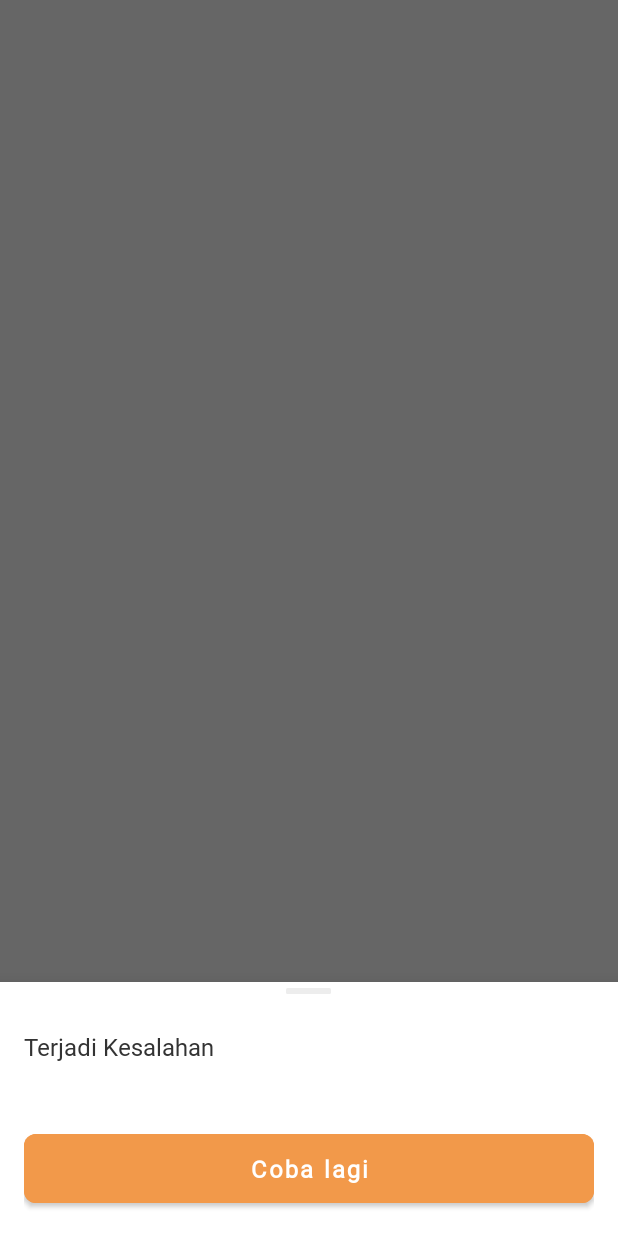
After one commit to nbsmobile/incio, an Android app built with Jetpack Compose: the fragment AlertFragment shown on its own in the app's theme, on a phone screen of 412 x 824 dp. The commit adds this screen. Run offline under Robolectric (Android 15) with nearby library versions, the phone set to English and light mode, and no system bars.

Commit message:
feat: implement login and register

```diff
--- a/androidApp/src/main/java/com/nbs/kmm/sample/android/di/FeatureModule.kt
+++ b/androidApp/src/main/java/com/nbs/kmm/sample/android/di/FeatureModule.kt
@@ -1,6 +1,6 @@
 package com.nbs.kmm.sample.android.di
 
-import com.nbs.kmm.sample.android.presentation.viewmodel.MembershipViewModel
+import com.nbs.kmm.sample.android.viewmodel.MembershipViewModel
 import com.nbs.kmm.sample.android.sample.rocketlaunch.RocketLaunchViewModel
 import org.koin.androidx.viewmodel.dsl.viewModel
 import org.koin.dsl.module
--- /dev/null
+++ b/androidApp/src/main/java/com/nbs/kmm/sample/android/utils/AlertFragment.kt
@@ -0,0 +1,102 @@
+package com.nbs.kmm.sample.android.utils
+
+import android.os.Bundle
+import android.view.LayoutInflater
+import android.view.View
+import android.view.ViewGroup
+import android.widget.Button
+import android.widget.TextView
+import com.google.android.material.bottomsheet.BottomSheetDialogFragment
+import com.nbs.kmm.sample.android.R
+import com.nbs.kmm.sample.android.utils.util.visible
+
+class AlertFragment : BottomSheetDialogFragment() {
+
+    private var retryAction: () -> Unit = {}
+    private var secondaryAction: () -> Unit = {}
+    private var errorMessage = ""
+    private var btnRetryTitle = ""
+    private var secondaryBtnTitle = ""
+
+    companion object {
+        private const val KEY_ERROR_MESSAGE = "error_message"
+
+        fun newInstance(
+            errorMessage: String,
+        ): AlertFragment {
+
+            val bundle = Bundle()
+            bundle.putString(KEY_ERROR_MESSAGE, errorMessage)
+            val fragment = AlertFragment()
+            fragment.arguments = bundle
+
+            return fragment
+        }
+    }
+
+    override fun onCreate(savedInstanceState: Bundle?) {
+        super.onCreate(savedInstanceState)
+        handleArguments()
+    }
+
+    override fun onCreateView(
+        inflater: LayoutInflater,
+        container: ViewGroup?,
+        savedInstanceState: Bundle?
+    ): View {
+        return inflater.inflate(R.layout.fragment_alert, container, false)
+    }
+
+    private fun handleArguments() {
+        errorMessage = arguments?.getString(KEY_ERROR_MESSAGE, null) ?: ""
+    }
+
+    override fun onViewCreated(view: View, savedInstanceState: Bundle?) {
+        super.onViewCreated(view, savedInstanceState)
+
+        val tvErrorMessage = view.findViewById<TextView>(R.id.tvErrorMessage)
+        val btnRetry = view.findViewById<TextView>(R.id.btnRetry)
+        val btnSecondaryCta = view.findViewById<Button>(R.id.btnSecondaryCta)
+
+        tvErrorMessage.text = errorMessage
+
+        btnRetry.text = if (btnRetryTitle.isNotEmpty()) {
+            btnRetryTitle
+        } else {
+            "Coba lagi"
+        }
+
+        if (secondaryBtnTitle.isEmpty().not()) {
+            btnSecondaryCta.visible()
+            btnSecondaryCta.text = secondaryBtnTitle
+        }
+
+
+        btnRetry.setOnClickListener {
+            retryAction()
+            dismiss()
+        }
+
+        btnSecondaryCta.setOnClickListener {
+            secondaryAction()
+            dismiss()
+        }
+    }
+
+    fun setRetryAction(retryAction: () -> Unit) {
+        this.retryAction = retryAction
+    }
+
+
+    fun setRetryButtonTitle(title: String) {
+        btnRetryTitle = title
+    }
+
+    fun setSecondaryButtonTitle(title: String) {
+        secondaryBtnTitle = title
+    }
+
+    fun setSecondaryAction(secondaryCta: () -> Unit) {
+        this.secondaryAction = secondaryCta
+    }
+}
--- a/androidApp/src/main/java/com/nbs/kmm/sample/android/utils/util/ActivityUtil.kt
+++ b/androidApp/src/main/java/com/nbs/kmm/sample/android/utils/util/ActivityUtil.kt
@@ -3,7 +3,6 @@ package com.nbs.kmm.sample.android.utils.util
 import android.app.Activity
 import android.os.Build
 import android.view.View
-
 
 fun Activity.setColoredStatusBar(color: Int, isDarkStatusBar: Boolean) {
     if (Build.VERSION.SDK_INT >= Build.VERSION_CODES.M) {
--- /dev/null
+++ b/androidApp/src/main/res/drawable/ic_collapsible_indicator.xml
@@ -0,0 +1,12 @@
+<?xml version="1.0" encoding="utf-8"?>
+<vector xmlns:android="http://schemas.android.com/apk/res/android"
+    android:width="30dp"
+    android:height="4dp"
+    android:viewportWidth="30"
+    android:viewportHeight="4">
+    <path
+        android:pathData="M1,0L29,0A1,1 0,0 1,30 1L30,3A1,1 0,0 1,29 4L1,4A1,1 0,0 1,0 3L0,1A1,1 0,0 1,1 0z"
+        android:strokeAlpha="0.5"
+        android:fillColor="#DADADA"
+        android:fillAlpha="0.5"/>
+</vector>
--- a/androidApp/src/main/res/layout/activity_login.xml
+++ b/androidApp/src/main/res/layout/activity_login.xml
@@ -27,7 +27,7 @@
             style="@style/SampleText.Medium"
             android:layout_width="@dimen/dimen_0dp"
             android:layout_marginTop="@dimen/dimen_56dp"
-            android:text="@string/label_username"
+            android:text="@string/label_email"
             android:textSize="@dimen/text_size_12sp"
             app:layout_constraintEnd_toEndOf="parent"
             app:layout_constraintStart_toStartOf="parent"
@@ -45,10 +45,10 @@
 
             <com.google.android.material.textfield.TextInputEditText
                 android:id="@+id/edtEmail"
-                style="@style/SampleEditTextStyle.UserId"
+                style="@style/SampleEditTextStyle"
                 android:layout_width="match_parent"
                 android:layout_height="match_parent"
-                android:hint="@string/hint_input_username"
+                android:hint="@string/hint_input_email"
                 android:imeOptions="actionNext"
                 android:inputType="textEmailAddress" />
         </com.google.android.material.textfield.TextInputLayout>
--- a/androidApp/src/main/res/layout/activity_register.xml
+++ b/androidApp/src/main/res/layout/activity_register.xml
@@ -42,7 +42,7 @@
 
         <com.google.android.material.textfield.TextInputEditText
             android:id="@+id/edtUserName"
-            style="@style/SampleEditTextStyle.UserId"
+            style="@style/SampleEditTextStyle"
             android:layout_width="match_parent"
             android:layout_height="match_parent"
             android:hint="@string/hint_input_username"
@@ -73,10 +73,10 @@
 
         <com.google.android.material.textfield.TextInputEditText
             android:id="@+id/edtEmail"
-            style="@style/SampleEditTextStyle.UserId"
+            style="@style/SampleEditTextStyle"
             android:layout_width="match_parent"
             android:layout_height="match_parent"
-            android:hint="@string/hint_input_username"
+            android:hint="@string/hint_input_email"
             android:imeOptions="actionNext"
             android:inputType="textEmailAddress" />
     </com.google.android.material.textfield.TextInputLayout>
--- /dev/null
+++ b/androidApp/src/main/res/layout/fragment_alert.xml
@@ -0,0 +1,65 @@
+<LinearLayout xmlns:android="http://schemas.android.com/apk/res/android"
+    xmlns:tools="http://schemas.android.com/tools"
+    android:layout_width="match_parent"
+    android:layout_height="wrap_content"
+    android:orientation="vertical">
+
+    <ImageView
+        android:layout_width="wrap_content"
+        android:layout_height="wrap_content"
+        android:layout_gravity="center"
+        android:layout_marginTop="4dp"
+        android:src="@drawable/ic_collapsible_indicator" />
+
+    <TextView
+        style="@style/SampleText.Medium"
+        android:layout_width="match_parent"
+        android:layout_height="wrap_content"
+        android:layout_marginStart="16dp"
+        android:layout_marginTop="24dp"
+        android:layout_marginEnd="16dp"
+        android:text="Terjadi Kesalahan"
+        android:textSize="@dimen/text_size_16sp" />
+
+    <TextView
+        android:id="@+id/tvErrorMessage"
+        style="@style/SampleText.Gray3"
+        android:layout_width="match_parent"
+        android:layout_height="wrap_content"
+        android:layout_marginStart="16dp"
+        android:layout_marginTop="@dimen/dimen_4dp"
+        android:layout_marginEnd="16dp"
+        android:layout_marginBottom="8dp"
+        android:text="Tidak ada koneksi internet" />
+
+
+    <androidx.appcompat.widget.LinearLayoutCompat
+        android:layout_width="match_parent"
+        android:layout_height="wrap_content"
+        android:layout_marginTop="8dp"
+        android:layout_marginBottom="16dp"
+        android:paddingHorizontal="@dimen/dimen_16dp"
+        android:orientation="horizontal">
+
+        <com.google.android.material.button.MaterialButton
+            android:id="@+id/btnRetry"
+            style="@style/SampleButtonStyle"
+            android:layout_width="0dp"
+            android:layout_height="wrap_content"
+            android:layout_weight="0.5"
+            android:text="Coba lagi" />
+
+        <com.google.android.material.button.MaterialButton
+            android:id="@+id/btnSecondaryCta"
+            android:layout_marginStart="@dimen/dimen_16dp"
+            style="@style/SampleUnelevatedButtonStyle.Bordered"
+            android:layout_width="0dp"
+            android:layout_height="wrap_content"
+            android:layout_weight="0.5"
+            android:text="Kembali"
+            android:visibility="gone"
+            tools:visibility="visible" />
+
+    </androidx.appcompat.widget.LinearLayoutCompat>
+
+</LinearLayout>
--- a/androidApp/src/main/res/values/strings.xml
+++ b/androidApp/src/main/res/values/strings.xml
@@ -21,5 +21,10 @@
     <string name="label_email">Email</string>
     <string name="label_description">Deskripsi</string>
     <string name="label_content_image">content Image</string>
+    <string name="error_cannot_empty">Tidak Boleh Kosong</string>
+    <string name="error_email_is_not_valid">Email tidak valid</string>
+    <string name="error_password_is_not_valid">Password minimal 6 karakter</string>
+    <string name="error_confirm_password_is_not_same">Password tidak sama</string>
+    <string name="hint_input_email">Masukkan email</string>
 
 </resources>
```
Also changed, not shown: androidApp/src/main/java/com/nbs/kmm/sample/android/presentation/membership/login/LoginActivity.kt (+54 -2 lines), androidApp/src/main/java/com/nbs/kmm/sample/android/presentation/membership/register/RegisterActivity.kt (+73 -2 lines), androidApp/src/main/java/com/nbs/kmm/sample/android/presentation/viewmodel/MembershipViewModel.kt (deleted, +0 -11 lines), androidApp/src/main/java/com/nbs/kmm/sample/android/utils/CommonUtils.kt (+6 -9 lines), androidApp/src/main/java/com/nbs/kmm/sample/android/utils/util/FragmentActivityExtension.kt (added, +74 -0 lines), androidApp/src/main/java/com/nbs/kmm/sample/android/viewmodel/MembershipViewModel.kt (added, +48 -0 lines).
